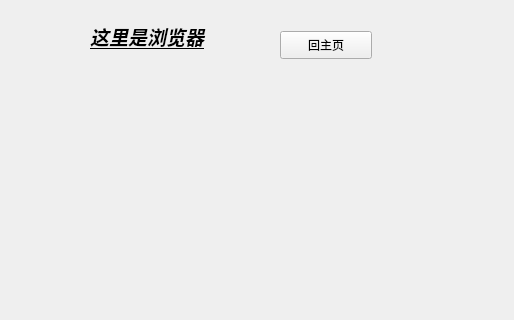
Old version of the form View/Browser/browser.ui in the repository yuzcat01/VehicleControl; both pictures show x 0 to 514 and y 89 to 409 of the 1024 by 576 pixel window.
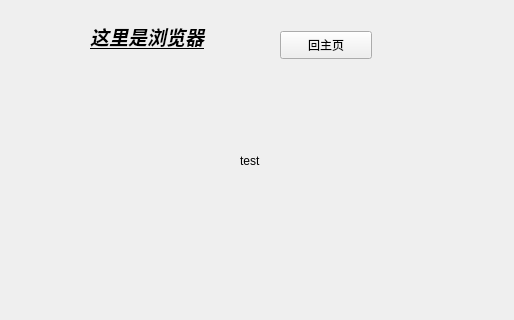
New version of the form.

What changed in the file:
```diff
--- a/View/Browser/browser.ui
+++ b/View/Browser/browser.ui
@@ -48,6 +48,19 @@
      <string>回主页</string>
     </property>
    </widget>
+   <widget class="QLabel" name="label_2">
+    <property name="geometry">
+     <rect>
+      <x>160</x>
+      <y>160</y>
+      <width>69</width>
+      <height>19</height>
+     </rect>
+    </property>
+    <property name="text">
+     <string>test</string>
+    </property>
+   </widget>
   </widget>
  </widget>
  <resources/>
```
